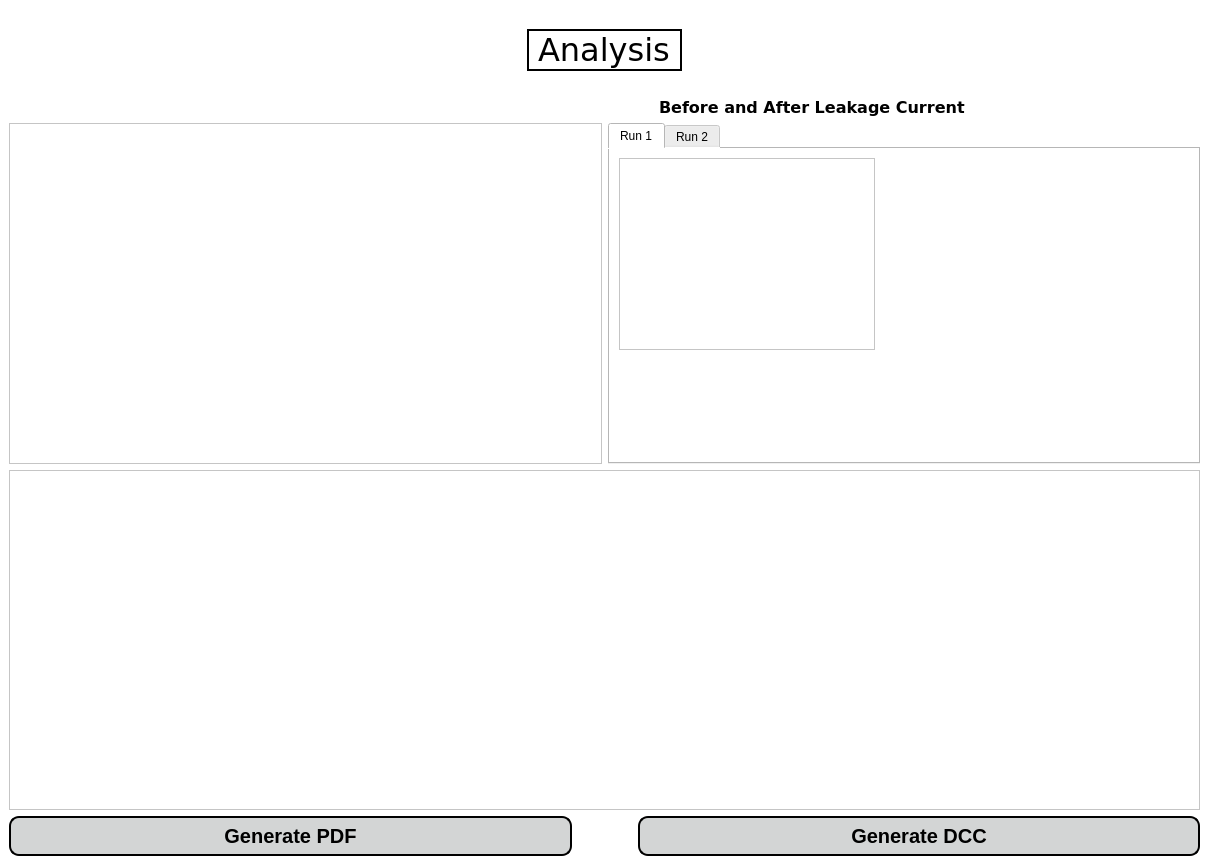
First picture: the form in app/gui/analyse_page.ui, repository JasonLaux/DC-Boxjelly, before the edit.
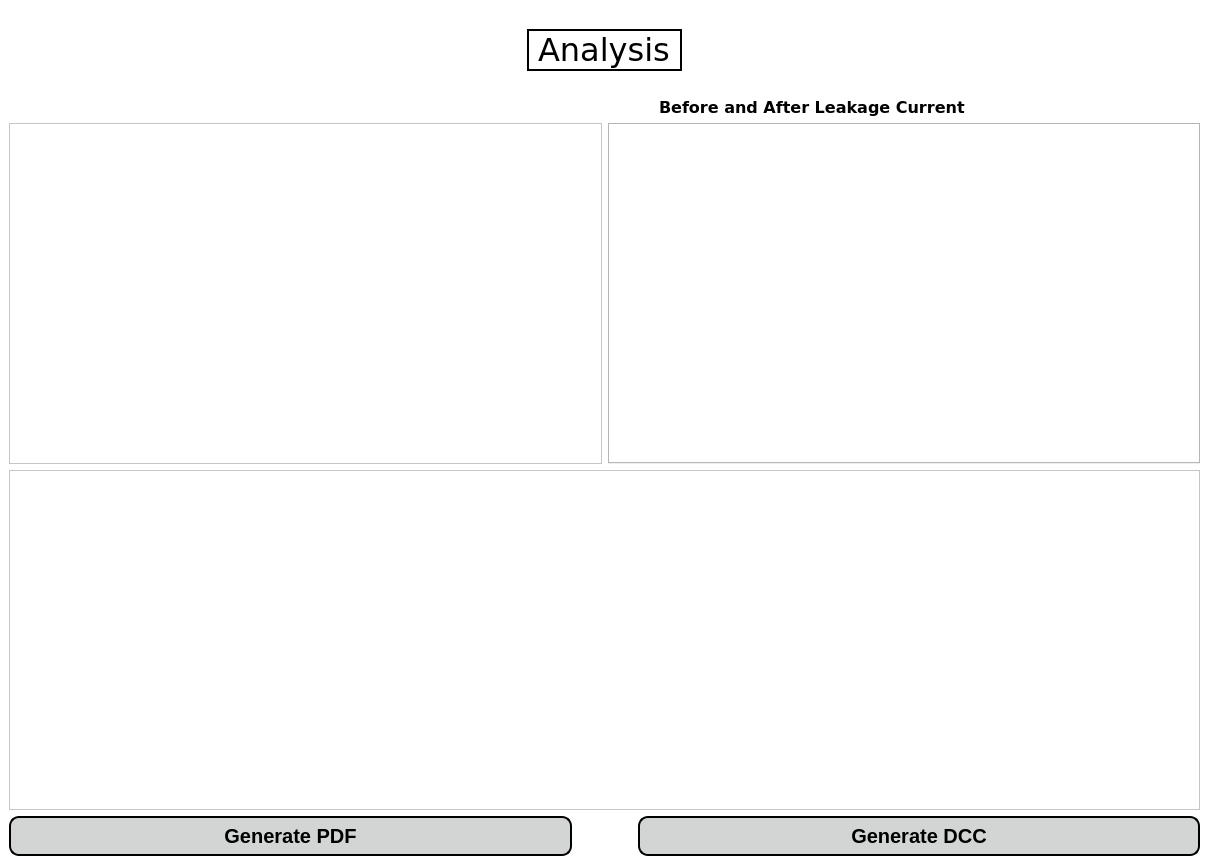
Second picture: the form after the edit. The open tabs and pages were chosen to show the change.

```diff
--- a/app/gui/analyse_page.ui
+++ b/app/gui/analyse_page.ui
@@ -120,37 +120,6 @@
           <property name="currentIndex">
            <number>1</number>
           </property>
-          <widget class="QWidget" name="run_3">
-           <attribute name="title">
-            <string>Run 1</string>
-           </attribute>
-           <widget class="QTableView" name="run1Table">
-            <property name="geometry">
-             <rect>
-              <x>9</x>
-              <y>9</y>
-              <width>256</width>
-              <height>192</height>
-             </rect>
-            </property>
-            <property name="font">
-             <font>
-              <family>Verdana</family>
-              <pointsize>14</pointsize>
-             </font>
-            </property>
-           </widget>
-          </widget>
-          <widget class="QWidget" name="run_4">
-           <attribute name="title">
-            <string>Run 2</string>
-           </attribute>
-           <layout class="QGridLayout" name="gridLayout_5">
-            <item row="0" column="0">
-             <widget class="QTableView" name="run2Table"/>
-            </item>
-           </layout>
-          </widget>
          </widget>
         </item>
        </layout>
```
Left out of the diff: 4 changed lines with no effect on the pictures.
